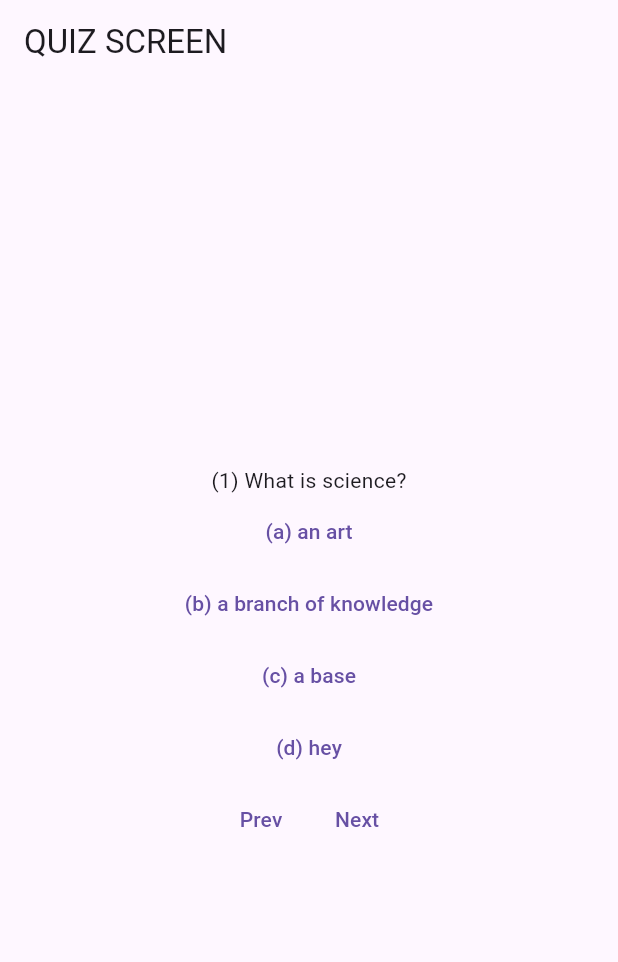
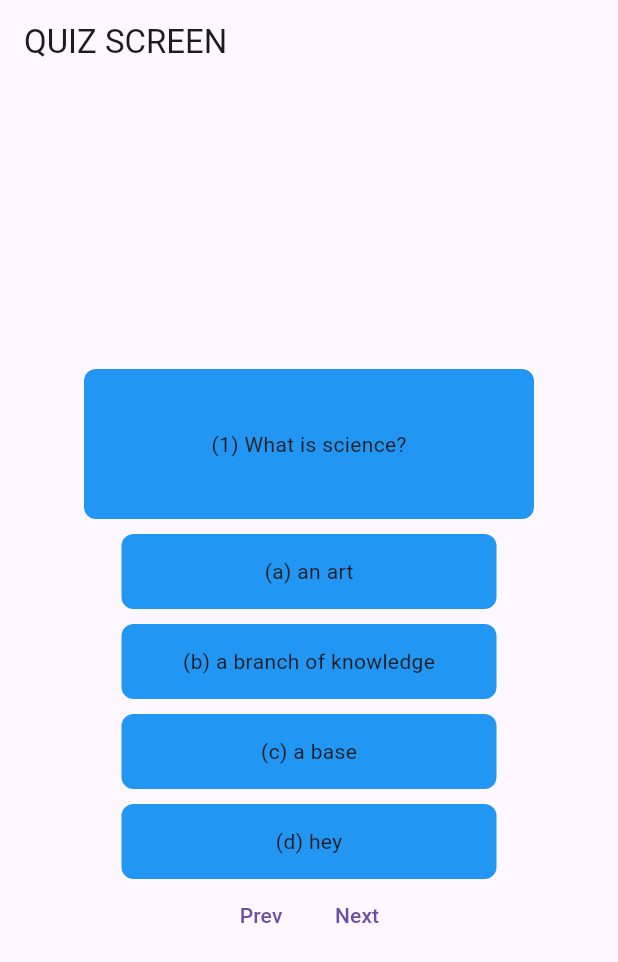
Before and after one commit to abduleneye/learning_bloc_and_clean_architecture, a Flutter app: the screen it shows after launch, after a tap on "Offline", after a tap on "Physics", on a phone screen of 412 x 824 dp. Shown: the top 962 px of the screen. Run offline on Flutter 3.47's test engine with Material 3 defaults, Android fonts, the phone set to English and light mode, and no system bars; our stand-ins replace flutter_bloc, fluttertoast, isar, toast; accounts and stored records are empty; generated files the repository leaves out were written again.

Commit message:
Added cointainer/button click gesture, more work neede on bloc and worked a little on UI, needs more work

```diff
--- a/bloc_clean_arch/lib/quiz_app/presentation/offline_category_screen.dart
+++ b/bloc_clean_arch/lib/quiz_app/presentation/offline_category_screen.dart
@@ -17,7 +17,9 @@ class _OfflineCategoryScreenState extends State<OfflineCategoryScreen> {
     return WillPopScope(
       child: Scaffold(
         appBar: AppBar(title: const Text('Offline Category')),
-        body: Column(
+        body: Center(
+          child: SingleChildScrollView(
+            child: Column(
               mainAxisAlignment: MainAxisAlignment.center,
               children: [
                 Row(
@@ -59,6 +61,8 @@ class _OfflineCategoryScreenState extends State<OfflineCategoryScreen> {
               ],
             ),
           ),
+        ),
+      ),
       onWillPop: () async {
         context.read<QuizBloc>().add(const NavigationEvent(
             screenRoute: 'mode_screen', questionCategory: null));
--- a/bloc_clean_arch/lib/quiz_app/presentation/quiz_mode_screen.dart
+++ b/bloc_clean_arch/lib/quiz_app/presentation/quiz_mode_screen.dart
@@ -19,6 +19,7 @@ class _QuizModeHomeScreenState extends State<QuizModeHomeScreen> {
         title: const Text('QuizHomeScreen'),
       ),
       body: Center(
+        child: SingleChildScrollView(
           child: Column(
             mainAxisAlignment: MainAxisAlignment.center,
             children: [
@@ -42,6 +43,7 @@ class _QuizModeHomeScreenState extends State<QuizModeHomeScreen> {
             ],
           ),
         ),
+      ),
     );
   }
 }
--- a/bloc_clean_arch/lib/quiz_app/presentation/quiz_screen_view.dart
+++ b/bloc_clean_arch/lib/quiz_app/presentation/quiz_screen_view.dart
@@ -1,6 +1,7 @@
 import 'package:bloc_clean_arch/quiz_app/domain/quiz_bloc/quiz_bloc.dart';
 import 'package:bloc_clean_arch/quiz_app/domain/quiz_bloc/quiz_events.dart';
 import 'package:bloc_clean_arch/quiz_app/domain/quiz_bloc/quiz_states.dart';
+import 'package:bloc_clean_arch/quiz_app/presentation/ui_components/quiz_screen_card.dart';
 import 'package:flutter/material.dart';
 import 'package:flutter/widgets.dart';
 import 'package:flutter_bloc/flutter_bloc.dart';
@@ -58,47 +59,80 @@ class _MyQuizScreenState extends State<MyQuizScreen> {
                 appBar: AppBar(
                   title: const Text('QUIZ SCREEN'),
                 ),
-                body: Column(
+                body: Center(
+                  child: SingleChildScrollView(
+                    child: Column(
                       mainAxisAlignment: MainAxisAlignment.center,
                       children: [
-                    Text(state.questions[state.currentQ].question
-                        //questions[state.currentQ].question
+                        QuizCard(
+                            isQuestion: true,
+                            containerHeight: 100,
+                            containerWidth: 300,
+                            containerInnerPadding: 25,
+                            questionOrOption:
+                                state.questions[state.currentQ].question),
+                        const SizedBox(
+                          height: 10,
                         ),
-                    TextButton(
-                      onPressed: () {
+                        QuizCard(
+                            isQuestion: false,
+                            onTap: () {
                               context.read<QuizBloc>().add(AnswerCheck(
-                            selectedAnswer:
-                                state.questions[state.currentQ].optionA['a']));
+                                  selectedAnswer: state
+                                      .questions[state.currentQ].optionA['a']));
                             },
-                      child:
-                          Text(state.questions[state.currentQ].optionA['a']!),
+                            questionOrOption:
+                                state.questions[state.currentQ].optionA['a']!,
+                            containerHeight: 50,
+                            containerWidth: 250,
+                            containerInnerPadding: 10),
+                        const SizedBox(
+                          height: 10,
                         ),
-                    TextButton(
-                      onPressed: () {
+                        QuizCard(
+                          isQuestion: false,
+                          onTap: () {
                             context.read<QuizBloc>().add(AnswerCheck(
-                            selectedAnswer:
-                                state.questions[state.currentQ].optionB['b']));
+                                selectedAnswer: state
+                                    .questions[state.currentQ].optionB['b']));
                           },
-                      child:
-                          Text(state.questions[state.currentQ].optionB['b']!),
+                          questionOrOption:
+                              state.questions[state.currentQ].optionB['b']!,
+                          containerHeight: 50,
+                          containerWidth: 250,
+                          containerInnerPadding: 10,
                         ),
-                    TextButton(
-                      onPressed: () {
+                        SizedBox(
+                          height: 10,
+                        ),
+                        QuizCard(
+                          isQuestion: false,
+                          onTap: () {
                             context.read<QuizBloc>().add(AnswerCheck(
-                            selectedAnswer:
-                                state.questions[state.currentQ].optionC['c']));
+                                selectedAnswer: state
+                                    .questions[state.currentQ].optionC['c']));
                           },
-                      child:
-                          Text(state.questions[state.currentQ].optionC['c']!),
+                          questionOrOption:
+                              state.questions[state.currentQ].optionC['c']!,
+                          containerHeight: 50,
+                          containerWidth: 250,
+                          containerInnerPadding: 10,
                         ),
-                    TextButton(
-                      onPressed: () {
+                        SizedBox(
+                          height: 10,
+                        ),
+                        QuizCard(
+                          isQuestion: false,
+                          onTap: () {
                             context.read<QuizBloc>().add(AnswerCheck(
-                            selectedAnswer:
-                                state.questions[state.currentQ].optionD['d']));
+                                selectedAnswer: state
+                                    .questions[state.currentQ].optionD['d']));
                           },
-                      child:
-                          Text(state.questions[state.currentQ].optionD['d']!),
+                          questionOrOption:
+                              state.questions[state.currentQ].optionD['d']!,
+                          containerHeight: 50,
+                          containerWidth: 250,
+                          containerInnerPadding: 10,
                         ),
                         Row(
                           mainAxisAlignment: MainAxisAlignment.center,
@@ -106,7 +140,9 @@ class _MyQuizScreenState extends State<MyQuizScreen> {
                             TextButton(
                               onPressed: () {
                                 // prev();
-                            context.read<QuizBloc>().add(PreviousQuestion());
+                                context
+                                    .read<QuizBloc>()
+                                    .add(PreviousQuestion());
                               },
                               child: const Text('Prev'),
                             ),
@@ -120,6 +156,8 @@ class _MyQuizScreenState extends State<MyQuizScreen> {
                           ],
                         )
                       ],
+                    ),
+                  ),
                 )),
             onWillPop: () async {
               context.read<QuizBloc>().add(const NavigationEvent(
--- /dev/null
+++ b/bloc_clean_arch/lib/quiz_app/presentation/ui_components/quiz_screen_card.dart
@@ -0,0 +1,38 @@
+import 'package:flutter/material.dart';
+
+class QuizCard extends StatelessWidget {
+  final Function()? onTap;
+  final bool isQuestion;
+  final double? containerHeight;
+  final double? containerWidth;
+  final double containerInnerPadding;
+  final String questionOrOption;
+  const QuizCard({
+    super.key,
+    required this.questionOrOption,
+    this.onTap,
+    required this.containerHeight,
+    required this.containerWidth,
+    required this.containerInnerPadding,
+    required this.isQuestion,
+  });
+
+  @override
+  Widget build(BuildContext context) {
+    return InkResponse(
+      onTap: onTap,
+      child: Container(
+        padding: EdgeInsets.all(containerInnerPadding),
+        height: containerHeight,
+        width: containerWidth,
+        child: Center(
+            child: Text(
+          questionOrOption,
+          style: const TextStyle(),
+        )),
+        decoration: BoxDecoration(
+            color: Colors.blue, borderRadius: BorderRadius.circular(8)),
+      ),
+    );
+  }
+}
--- a/bloc_clean_arch/lib/simple_calculator_app_cubit_bloc/presentation/calc_view_component/my_button.dart
+++ b/bloc_clean_arch/lib/simple_calculator_app_cubit_bloc/presentation/calc_view_component/my_button.dart
@@ -10,8 +10,8 @@ class MyButton extends StatelessWidget {
     return InkResponse(
         onTap: onTap,
         child: Container(
-            width: 132,
-            height: 132,
+            width: 110,
+            height: 110,
             padding: const EdgeInsets.all(25),
             margin: const EdgeInsets.symmetric(horizontal: 25),
             decoration: BoxDecoration(
```
Lines whose indentation alone changed are shown as unchanged.
